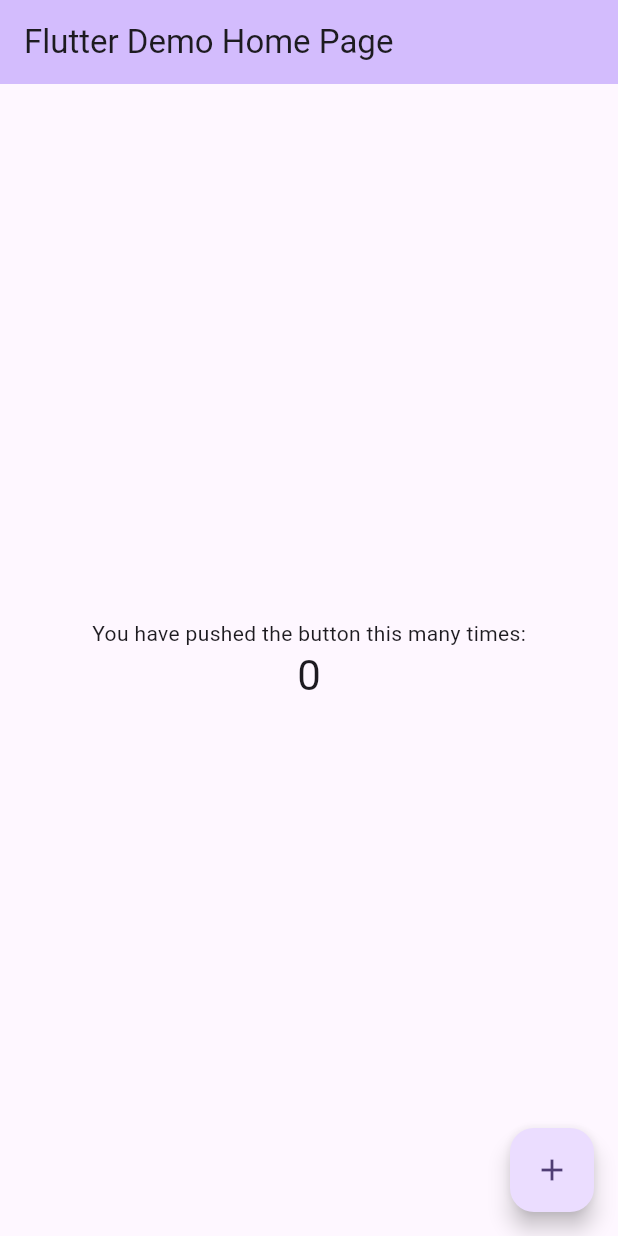
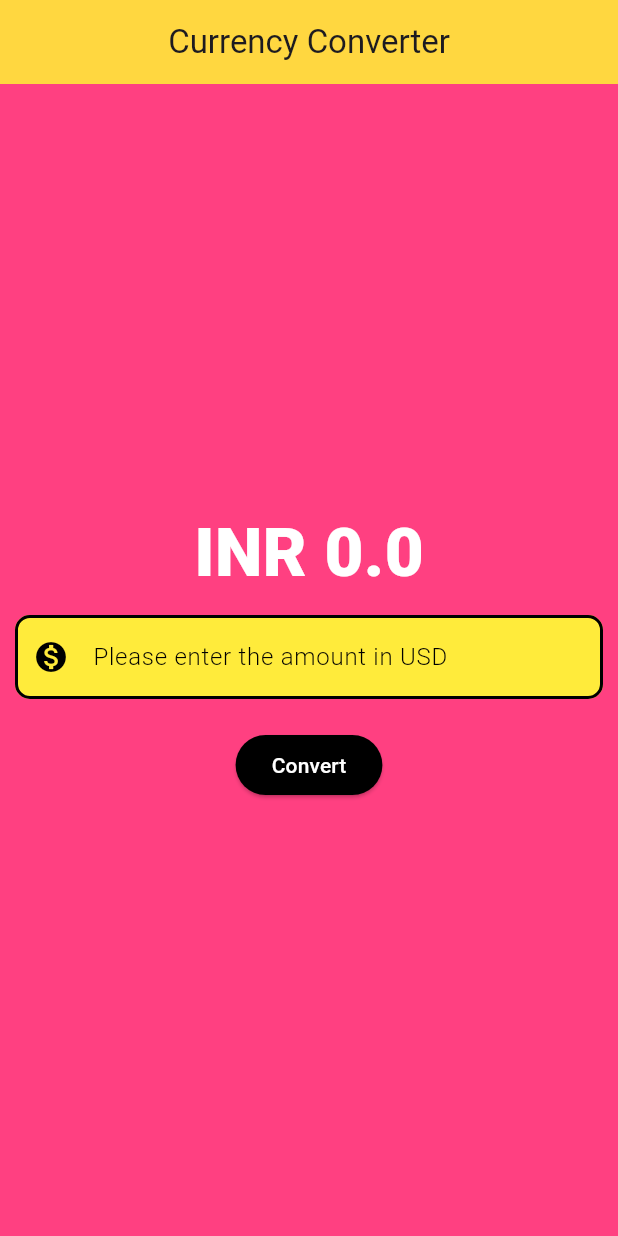
Before and after one commit to namitg105/currency-converter-, a Flutter app: the screen it shows after launch, on a phone screen of 412 x 824 dp. Run offline on Flutter 3.47's test engine with Material 3 defaults, Android fonts, the phone set to English and light mode, and no system bars.

Commit message:
APP completd

```diff
--- a/currency_converter/analysis_options.yaml
+++ b/currency_converter/analysis_options.yaml
@@ -21,7 +21,7 @@ linter:
   # `// ignore_for_file: name_of_lint` syntax on the line or in the file
   # producing the lint.
   rules:
-    # avoid_print: false  # Uncomment to disable the `avoid_print` rule
+   # avoid_print: false  # Uncomment to disable the `avoid_print` rule
     # prefer_single_quotes: true  # Uncomment to enable the `prefer_single_quotes` rule
 
 # Additional information about this file can be found at
--- /dev/null
+++ b/currency_converter/lib/currency_converter_material_page.dart
@@ -0,0 +1,100 @@
+import 'package:flutter/material.dart';
+
+class MaterialHomePage extends StatefulWidget {
+ const  MaterialHomePage({super.key}) ;
+
+  @override
+  State<MaterialHomePage> createState() => _CurrencyConverterMaterialPageState();
+
+}
+
+
+class _CurrencyConverterMaterialPageState extends State<MaterialHomePage> {
+double result =0;
+
+  final TextEditingController textEditingController = TextEditingController();
+  @override
+  Widget build(BuildContext context) {
+
+
+    //this is a function first
+
+    final border = OutlineInputBorder(
+      borderSide: const BorderSide(
+        color: Colors.black,
+        width: 2.0,
+        style: BorderStyle.solid,
+      ),
+      borderRadius: BorderRadius.circular(10),
+    );
+    return Scaffold(
+      backgroundColor: Colors.pinkAccent,
+      appBar: AppBar(
+        backgroundColor: Colors.amberAccent,
+        elevation: 0,
+        title: Text("Currency Converter"),
+
+        centerTitle: true,
+      ),
+      body: Center(
+        child: Column(
+          mainAxisAlignment: MainAxisAlignment.center,
+
+          children: [
+            Text(
+              "INR ${result.toString()}",
+              style: const TextStyle(
+                fontSize: 45,
+                fontWeight: FontWeight.w900,
+                color: Color.fromARGB(255, 255, 255, 255),
+              ),
+            ),
+            Padding(
+              padding: const EdgeInsets.all(10.0),
+              child: TextField(
+                controller: textEditingController,
+                style: const TextStyle(
+                  color: Colors.black,
+                  fontWeight: FontWeight(300),
+                ),
+                decoration: InputDecoration(
+                  hintText: "Please enter the amount in USD",
+                  hintStyle: const TextStyle(color: Colors.black),
+                  prefixIcon: const Icon(Icons.monetization_on),
+                  prefixIconColor: Colors.black,
+                  filled: true,
+                  fillColor: Colors.yellow,
+                  focusedBorder: border,
+                  enabledBorder: border,
+                ),
+                keyboardType: TextInputType.numberWithOptions(decimal: true),
+              ),
+            ),
+            Padding(
+              padding: const EdgeInsets.all(10.0),
+              child: ElevatedButton(
+                onPressed: () {
+
+                  setState(() {
+                     result = double.parse(textEditingController.text) * 94.81;
+                  });
+                },
+
+                style: TextButton.styleFrom(
+                  backgroundColor: Colors.black,
+                  foregroundColor: Colors.white,
+
+                  shape: RoundedRectangleBorder(
+                    borderRadius: BorderRadius.circular(20),
+                  ),
+                ),
+
+                child: const Text("Convert"),
+              ),
+            ),
+          ],
+        ),
+      ),
+    );
+  }
+}
--- a/currency_converter/lib/main.dart
+++ b/currency_converter/lib/main.dart
@@ -1,122 +1,18 @@
+
 import 'package:flutter/material.dart';
+import 'currency_converter_material_page.dart';//relative importing
 
-void main() {
+
+void main(){
   runApp(const MyApp());
 }
-
-class MyApp extends StatelessWidget {
-  const MyApp({super.key});
-
-  // This widget is the root of your application.
+class MyApp extends StatelessWidget{
+     const MyApp({super.key});
   @override
-  Widget build(BuildContext context) {
-    return MaterialApp(
-      title: 'Flutter Demo',
-      theme: ThemeData(
-        // This is the theme of your application.
-        //
-        // TRY THIS: Try running your application with "flutter run". You'll see
-        // the application has a purple toolbar. Then, without quitting the app,
-        // try changing the seedColor in the colorScheme below to Colors.green
-        // and then invoke "hot reload" (save your changes or press the "hot
-        // reload" button in a Flutter-supported IDE, or press "r" if you used
-        // the command line to start the app).
-        //
-        // Notice that the counter didn't reset back to zero; the application
-        // state is not lost during the reload. To reset the state, use hot
-        // restart instead.
-        //
-        // This works for code too, not just values: Most code changes can be
-        // tested with just a hot reload.
-        colorScheme: .fromSeed(seedColor: Colors.deepPurple),
-      ),
-      home: const MyHomePage(title: 'Flutter Demo Home Page'),
-    );
-  }
+  Widget build(BuildContext context){
+  return const  MaterialApp(
+    debugShowCheckedModeBanner: false,
+    home:MaterialHomePage(),
+  );
 }
-
-class MyHomePage extends StatefulWidget {
-  const MyHomePage({super.key, required this.title});
-
-  // This widget is the home page of your application. It is stateful, meaning
-  // that it has a State object (defined below) that contains fields that affect
-  // how it looks.
-
-  // This class is the configuration for the state. It holds the values (in this
-  // case the title) provided by the parent (in this case the App widget) and
-  // used by the build method of the State. Fields in a Widget subclass are
-  // always marked "final".
-
-  final String title;
-
-  @override
-  State<MyHomePage> createState() => _MyHomePageState();
 }
-
-class _MyHomePageState extends State<MyHomePage> {
-  int _counter = 0;
-
-  void _incrementCounter() {
-    setState(() {
-      // This call to setState tells the Flutter framework that something has
-      // changed in this State, which causes it to rerun the build method below
-      // so that the display can reflect the updated values. If we changed
-      // _counter without calling setState(), then the build method would not be
-      // called again, and so nothing would appear to happen.
-      _counter++;
-    });
-  }
-
-  @override
-  Widget build(BuildContext context) {
-    // This method is rerun every time setState is called, for instance as done
-    // by the _incrementCounter method above.
-    //
-    // The Flutter framework has been optimized to make rerunning build methods
-    // fast, so that you can just rebuild anything that needs updating rather
-    // than having to individually change instances of widgets.
-    return Scaffold(
-      appBar: AppBar(
-        // TRY THIS: Try changing the color here to a specific color (to
-        // Colors.amber, perhaps?) and trigger a hot reload to see the AppBar
-        // change color while the other colors stay the same.
-        backgroundColor: Theme.of(context).colorScheme.inversePrimary,
-        // Here we take the value from the MyHomePage object that was created by
-        // the App.build method, and use it to set our appbar title.
-        title: Text(widget.title),
-      ),
-      body: Center(
-        // Center is a layout widget. It takes a single child and positions it
-        // in the middle of the parent.
-        child: Column(
-          // Column is also a layout widget. It takes a list of children and
-          // arranges them vertically. By default, it sizes itself to fit its
-          // children horizontally, and tries to be as tall as its parent.
-          //
-          // Column has various properties to control how it sizes itself and
-          // how it positions its children. Here we use mainAxisAlignment to
-          // center the children vertically; the main axis here is the vertical
-          // axis because Columns are vertical (the cross axis would be
-          // horizontal).
-          //
-          // TRY THIS: Invoke "debug painting" (choose the "Toggle Debug Paint"
-          // action in the IDE, or press "p" in the console), to see the
-          // wireframe for each widget.
-          mainAxisAlignment: .center,
-          children: [
-            const Text('You have pushed the button this many times:'),
-            Text(
-              '$_counter',
-              style: Theme.of(context).textTheme.headlineMedium,
-            ),
-          ],
-        ),
-      ),
-      floatingActionButton: FloatingActionButton(
-        onPressed: _incrementCounter,
-        tooltip: 'Increment',
-        child: const Icon(Icons.add),
-      ),
-    );
-  }
-}
```
Also changed, not shown: 1 other file.
